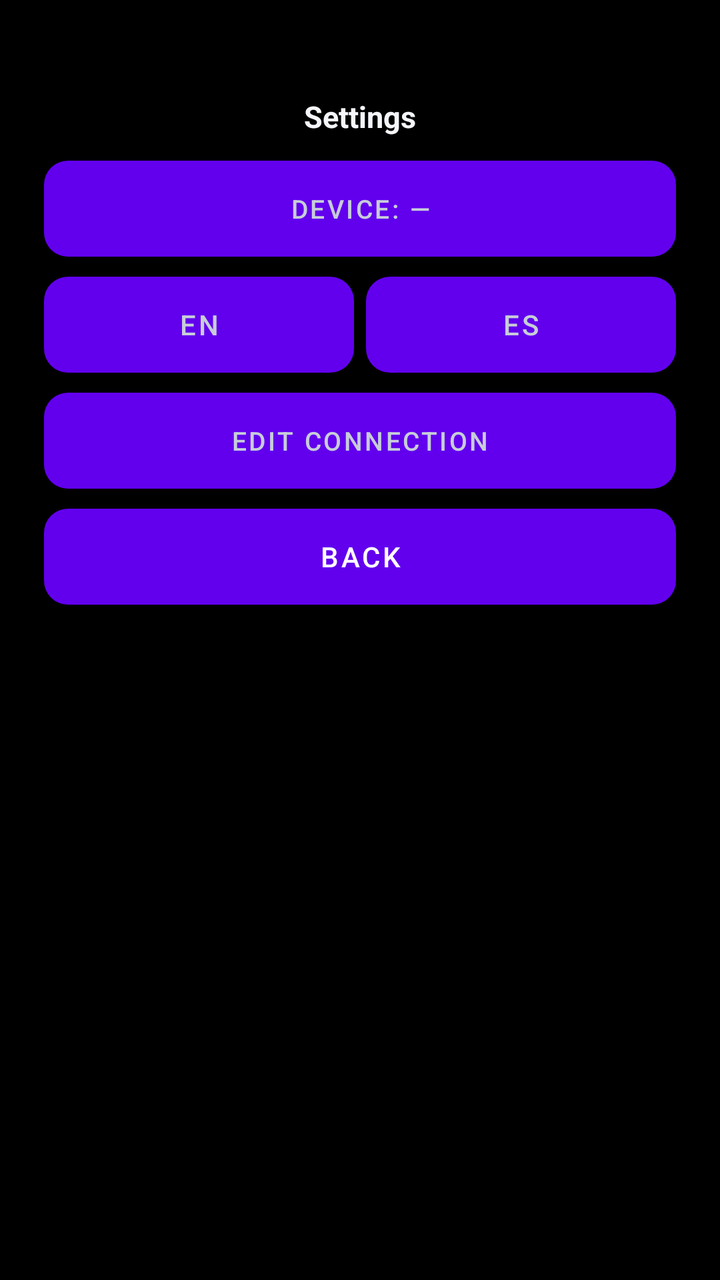
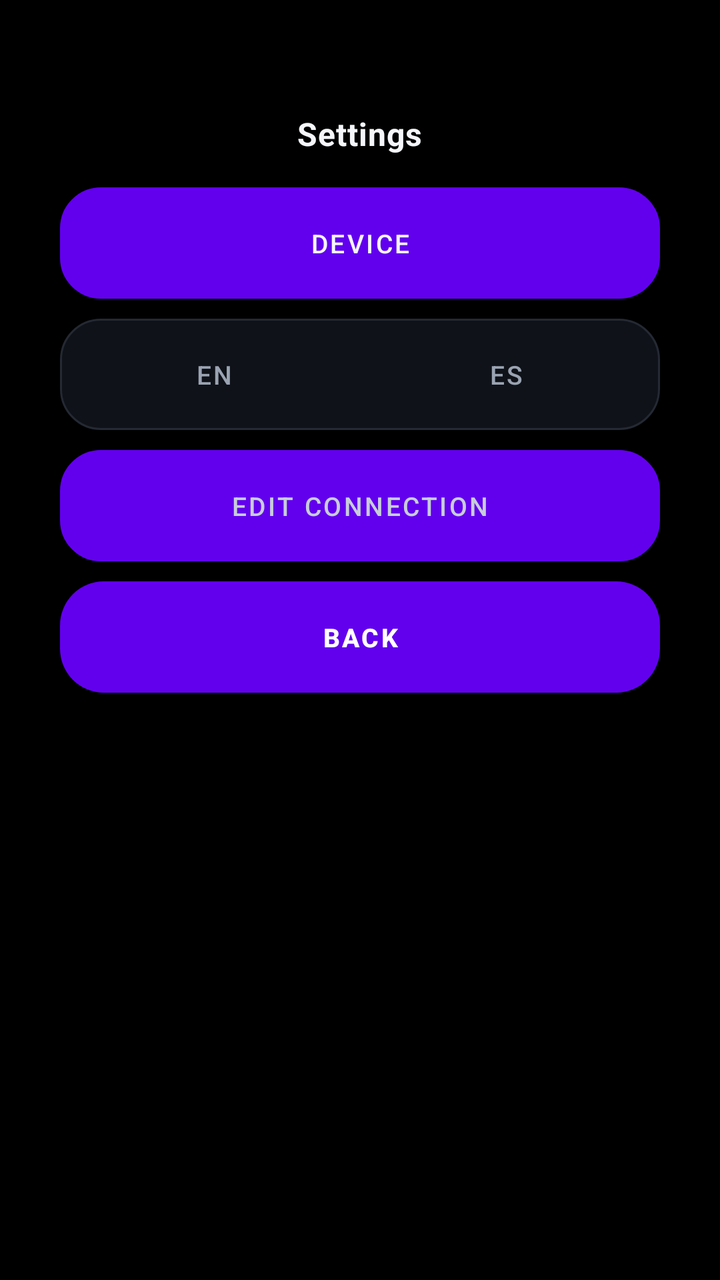

The first picture is an Android layout as it rendered before a commit; the second is the same layout after the commit. The layout source and the unified diff follow.
<!-- AndroidManifest.xml: fallback theme Theme.MaterialComponents.DayNight.NoActionBar -->
<!-- res/layout/settings.xml -->
<?xml version="1.0" encoding="utf-8"?>
<ScrollView xmlns:android="http://schemas.android.com/apk/res/android"
    android:layout_width="match_parent"
    android:layout_height="match_parent"
    android:background="#000000"
    android:fillViewport="true">

    <LinearLayout
        android:layout_width="match_parent"
        android:layout_height="wrap_content"
        android:orientation="vertical"
        android:gravity="center_horizontal"
        android:paddingLeft="22dp"
        android:paddingRight="22dp"
        android:paddingTop="48dp"
        android:paddingBottom="40dp">

        <TextView
            android:id="@+id/title"
            android:layout_width="wrap_content"
            android:layout_height="wrap_content"
            android:text="Settings"
            android:textColor="#F4F6FA"
            android:textSize="15sp"
            android:textStyle="bold"
            android:layout_marginBottom="12dp"/>

        <Button
            android:id="@+id/device"
            android:layout_width="match_parent"
            android:layout_height="wrap_content"
            android:background="@drawable/btn_ghost"
            android:text="Device: —"
            android:textColor="#C7CDD9"
            android:textSize="13sp"/>

        <LinearLayout
            android:layout_width="match_parent"
            android:layout_height="wrap_content"
            android:orientation="horizontal"
            android:layout_marginTop="10dp">

            <Button
                android:id="@+id/lang_en"
                android:layout_width="0dp"
                android:layout_height="wrap_content"
                android:layout_weight="1"
                android:layout_marginEnd="6dp"
                android:background="@drawable/btn_ghost"
                android:text="EN"
                android:textColor="#C7CDD9"/>

            <Button
                android:id="@+id/lang_es"
                android:layout_width="0dp"
                android:layout_height="wrap_content"
                android:layout_weight="1"
                android:background="@drawable/btn_ghost"
                android:text="ES"
                android:textColor="#C7CDD9"/>
        </LinearLayout>

        <Button
            android:id="@+id/edit"
            android:layout_width="match_parent"
            android:layout_height="wrap_content"
            android:background="@drawable/btn_ghost"
            android:text="Edit connection"
            android:textColor="#C7CDD9"
            android:textSize="13sp"
            android:layout_marginTop="10dp"/>

        <Button
            android:id="@+id/back"
            android:layout_width="match_parent"
            android:layout_height="wrap_content"
            android:background="@drawable/btn_accent"
            android:text="Back"
            android:textColor="#FFFFFF"
            android:layout_marginTop="10dp"/>
    </LinearLayout>
</ScrollView>
<!-- resources referenced by this layout -->
<resources>
  <!-- drawable btn_accent (drawable) -->
  <?xml version="1.0" encoding="utf-8"?>
  <shape xmlns:android="http://schemas.android.com/apk/res/android" android:shape="rectangle">
      <solid android:color="#7C6CF6"/>
      <corners android:radius="12dp"/>
  </shape>
  <!-- drawable btn_ghost (drawable) -->
  <?xml version="1.0" encoding="utf-8"?>
  <shape xmlns:android="http://schemas.android.com/apk/res/android" android:shape="rectangle">
      <solid android:color="#1C202A"/>
      <corners android:radius="12dp"/>
  </shape>
</resources>

<!-- the commit's change to res/layout/settings.xml (unified diff, before → after) -->
@@ -3,6 +3,7 @@
     android:layout_width="match_parent"
     android:layout_height="match_parent"
     android:background="#000000"
+    android:scrollbars="none"
     android:fillViewport="true">
 
     <LinearLayout
@@ -10,10 +11,10 @@
         android:layout_height="wrap_content"
         android:orientation="vertical"
         android:gravity="center_horizontal"
-        android:paddingLeft="22dp"
-        android:paddingRight="22dp"
-        android:paddingTop="48dp"
-        android:paddingBottom="40dp">
+        android:paddingLeft="30dp"
+        android:paddingRight="30dp"
+        android:paddingTop="56dp"
+        android:paddingBottom="46dp">
 
         <TextView
             android:id="@+id/title"
@@ -21,62 +22,83 @@
             android:layout_height="wrap_content"
             android:text="Settings"
             android:textColor="#F4F6FA"
-            android:textSize="15sp"
+            android:textSize="16sp"
             android:textStyle="bold"
-            android:layout_marginBottom="12dp"/>
+            android:letterSpacing="0.02"
+            android:layout_marginBottom="16dp"/>
 
         <Button
             android:id="@+id/device"
             android:layout_width="match_parent"
             android:layout_height="wrap_content"
-            android:background="@drawable/btn_ghost"
-            android:text="Device: —"
-            android:textColor="#C7CDD9"
-            android:textSize="13sp"/>
+            android:background="@drawable/w_card"
+            android:text="Device"
+            android:textColor="#F4F6FA"
+            android:textSize="13sp"
+            android:minHeight="0dp"
+            android:paddingTop="13dp"
+            android:paddingBottom="13dp"
+            android:layout_marginBottom="10dp"/>
 
         <LinearLayout
             android:layout_width="match_parent"
             android:layout_height="wrap_content"
             android:orientation="horizontal"
-            android:layout_marginTop="10dp">
+            android:background="@drawable/w_seg"
+            android:padding="4dp"
+            android:layout_marginBottom="10dp">
 
             <Button
                 android:id="@+id/lang_en"
                 android:layout_width="0dp"
                 android:layout_height="wrap_content"
                 android:layout_weight="1"
-                android:layout_marginEnd="6dp"
-                android:background="@drawable/btn_ghost"
+                android:background="@android:color/transparent"
                 android:text="EN"
-                android:textColor="#C7CDD9"/>
+                android:textSize="13sp"
+                android:textColor="#9AA3B2"
+                android:minHeight="0dp"
+                android:paddingTop="9dp"
+                android:paddingBottom="9dp"/>
 
             <Button
                 android:id="@+id/lang_es"
                 android:layout_width="0dp"
                 android:layout_height="wrap_content"
                 android:layout_weight="1"
-                android:background="@drawable/btn_ghost"
+                android:background="@android:color/transparent"
                 android:text="ES"
-                android:textColor="#C7CDD9"/>
+                android:textSize="13sp"
+                android:textColor="#9AA3B2"
+                android:minHeight="0dp"
+                android:paddingTop="9dp"
+                android:paddingBottom="9dp"/>
         </LinearLayout>
 
         <Button
             android:id="@+id/edit"
             android:layout_width="match_parent"
             android:layout_height="wrap_content"
-            android:background="@drawable/btn_ghost"
+            android:background="@drawable/w_secondary"
             android:text="Edit connection"
             android:textColor="#C7CDD9"
             android:textSize="13sp"
-            android:layout_marginTop="10dp"/>
+            android:minHeight="0dp"
+            android:paddingTop="13dp"
+            android:paddingBottom="13dp"
+            android:layout_marginBottom="10dp"/>
 
         <Button
             android:id="@+id/back"
             android:layout_width="match_parent"
             android:layout_height="wrap_content"
-            android:background="@drawable/btn_accent"
+            android:background="@drawable/w_primary"
             android:text="Back"
             android:textColor="#FFFFFF"
-            android:layout_marginTop="10dp"/>
+            android:textStyle="bold"
+            android:textSize="13sp"
+            android:minHeight="0dp"
+            android:paddingTop="13dp"
+            android:paddingBottom="13dp"/>
     </LinearLayout>
 </ScrollView>
<!-- resource entries referenced after the edit -->
@@ -1,16 +1,31 @@
 <!-- resources referenced by this layout -->
 <resources>
-  <!-- drawable btn_accent (drawable) -->
+  <!-- drawable w_card (drawable) -->
   <?xml version="1.0" encoding="utf-8"?>
   <shape xmlns:android="http://schemas.android.com/apk/res/android" android:shape="rectangle">
-      <solid android:color="#7C6CF6"/>
-      <corners android:radius="12dp"/>
+      <solid android:color="#171A21"/>
+      <stroke android:width="1dp" android:color="#272C38"/>
+      <corners android:radius="20dp"/>
   </shape>
-  <!-- drawable btn_ghost (drawable) -->
+  <!-- drawable w_primary (drawable) -->
   <?xml version="1.0" encoding="utf-8"?>
   <shape xmlns:android="http://schemas.android.com/apk/res/android" android:shape="rectangle">
-      <solid android:color="#1C202A"/>
-      <corners android:radius="12dp"/>
+      <gradient android:startColor="#7C6CF6" android:endColor="#4F46E5" android:angle="270"/>
+      <corners android:radius="22dp"/>
+  </shape>
+  <!-- drawable w_secondary (drawable) -->
+  <?xml version="1.0" encoding="utf-8"?>
+  <shape xmlns:android="http://schemas.android.com/apk/res/android" android:shape="rectangle">
+      <solid android:color="#1C2029"/>
+      <stroke android:width="1dp" android:color="#2A2F3B"/>
+      <corners android:radius="20dp"/>
+  </shape>
+  <!-- drawable w_seg (drawable) -->
+  <?xml version="1.0" encoding="utf-8"?>
+  <shape xmlns:android="http://schemas.android.com/apk/res/android" android:shape="rectangle">
+      <solid android:color="#0F1218"/>
+      <stroke android:width="1dp" android:color="#242933"/>
+      <corners android:radius="20dp"/>
   </shape>
 </resources>
 
